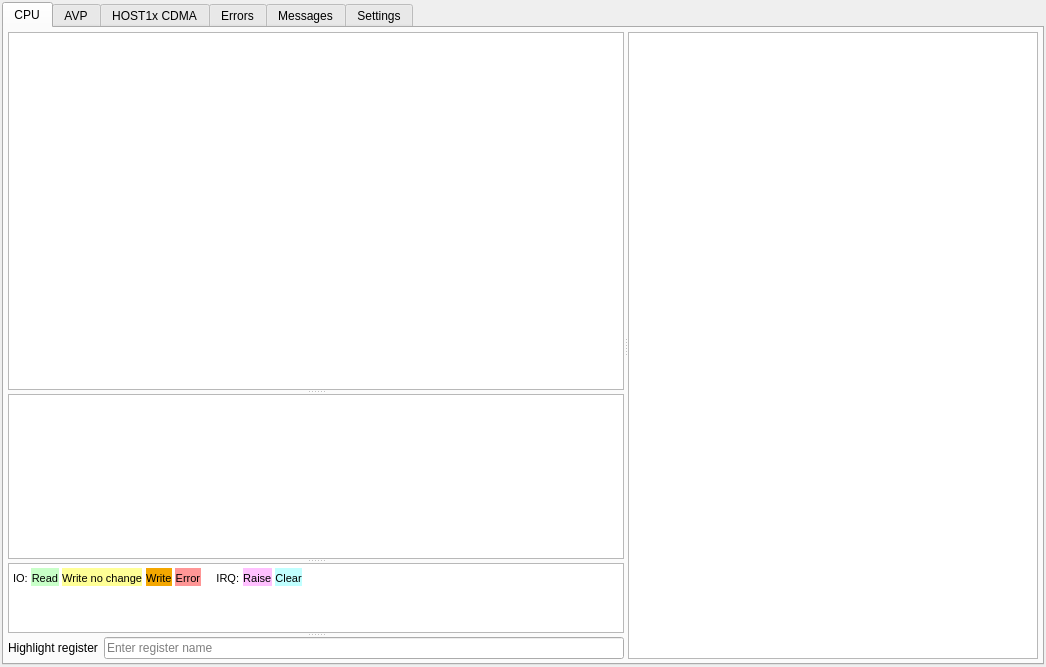
The window that mainwindow.ui (digetx/tegra2_qemu_trace_viewer) describes before a commit, drawn with Qt 5.
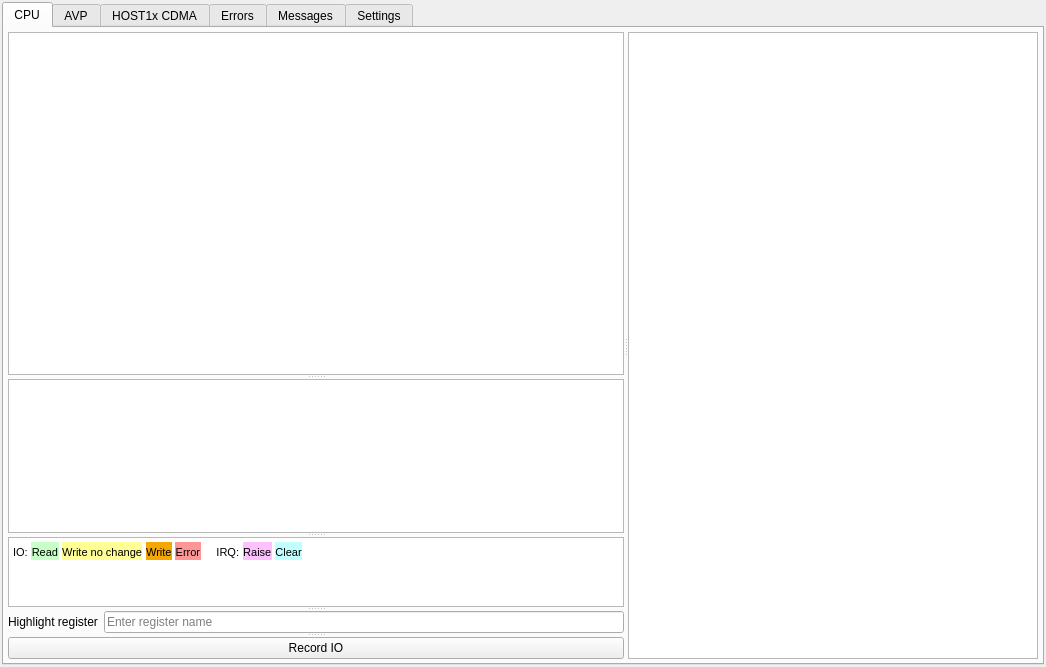
The same window after the commit. Custom widgets are drawn as their Qt base class.

Commit message: Factor out TraceAVP to record CPU IO as well

The edit to the form file:
```diff
--- a/mainwindow.ui
+++ b/mainwindow.ui
@@ -202,6 +202,14 @@
                 </item>
                </layout>
               </widget>
+              <widget class="QPushButton" name="pushButton_RecordCPU">
+               <property name="focusPolicy">
+                <enum>Qt::TabFocus</enum>
+               </property>
+               <property name="text">
+                <string>Record IO</string>
+               </property>
+              </widget>
              </widget>
             </item>
            </layout>
```
Left out of the diff: 7 changed lines with no effect on the pictures. The commit also changes 11 other files.
